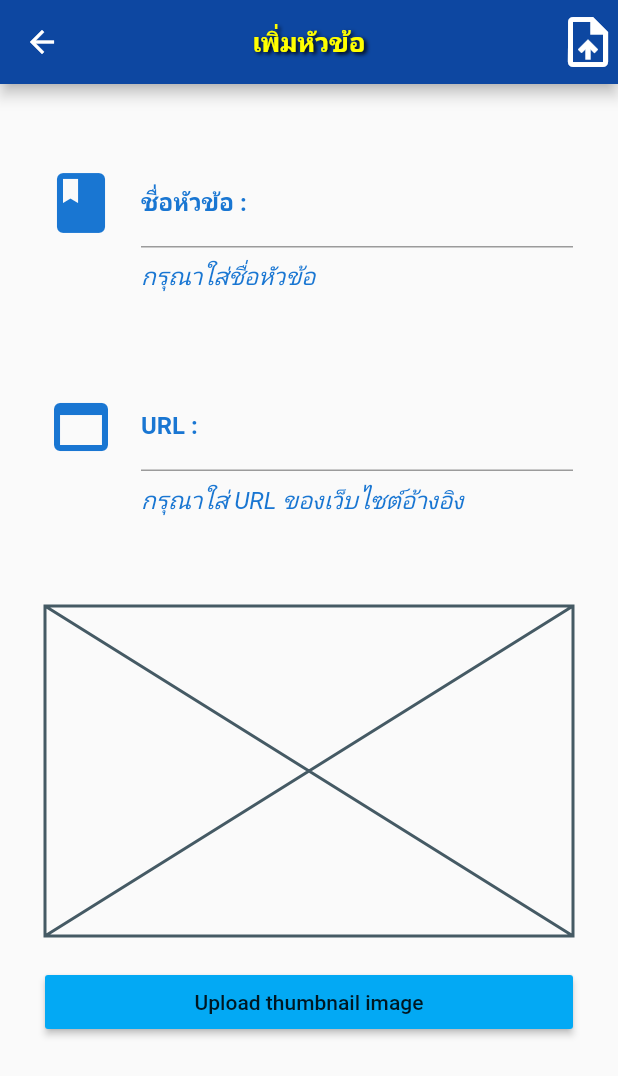
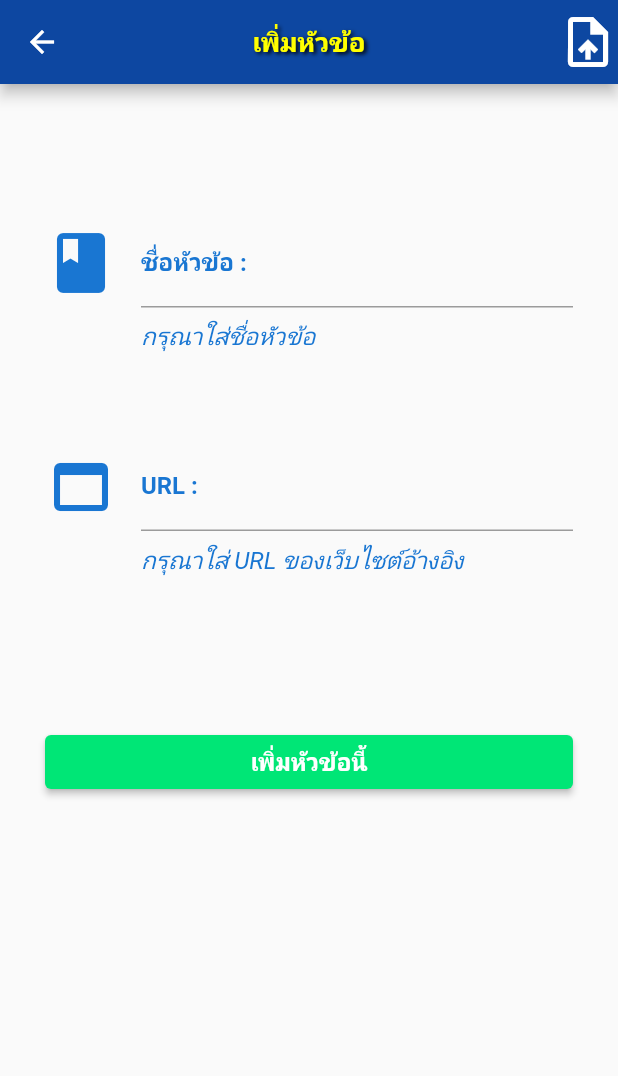
Before and after one commit to Nat-Dev/engineeronline, a Flutter app: the GeneralPost screen opened directly, on a phone screen of 412 x 824 dp. Shown: the top 1076 px of the screen. Run offline on Flutter 3.47's test engine with Material 2 defaults, Android fonts, the phone set to English and light mode, and no system bars; our stand-ins replace cloud_firestore, firebase_core, webview_flutter; accounts and stored records are empty.

Commit message:
remove add image and unused lib in pubspec

```diff
--- a/lib/screens/post/general_post.dart
+++ b/lib/screens/post/general_post.dart
@@ -119,7 +119,7 @@ class _GeneralPostState extends State<GeneralPost> {
           padding: EdgeInsets.all(30.0),
           children: <Widget>[
             SizedBox(
-              height: 20.0,
+              height: 60.0,
             ),
             topicText(),
             SizedBox(
@@ -127,20 +127,20 @@ class _GeneralPostState extends State<GeneralPost> {
             ),
             urlText(),
             SizedBox(
-              height: 60.0,
+              height: 100.0,
             ),
-            (img != null)
-                ? Image.network(img)
-                : Placeholder(
-                    fallbackHeight: 220,
-                    fallbackWidth: double.minPositive,
-                  ),
-            SizedBox(
-              height: 20.0,
-            ),
-            RaisedButton(
-              child: Text('Upload thumbnail image'),
-              color: Colors.lightBlue,
+            ElevatedButton(
+              style: ElevatedButton.styleFrom(
+                primary: Colors.greenAccent.shade400,
+                onPrimary: Colors.white,
+              ),
+              child: Text(
+                'เพิ่มหัวข้อนี้',
+                style: TextStyle(
+                  fontSize: 16.0,
+                  fontWeight: FontWeight.bold,
+                ),
+              ),
               onPressed: () {},
             ),
           ],
--- a/pubspec.yaml
+++ b/pubspec.yaml
@@ -32,9 +32,6 @@ dependencies:
   cloud_firestore: ^0.14.4
   flutter_launcher_icons: ^0.8.1
   webview_flutter: ^0.3.22+1
-  firebase_storage: ^5.2.0
-  image_picker: ^0.6.7+15
-  permission_handler: ^5.0.1+2
 
 flutter_icons:
   image_path: "images/logo.png"
```
Also changed, not shown: pubspec.lock.
